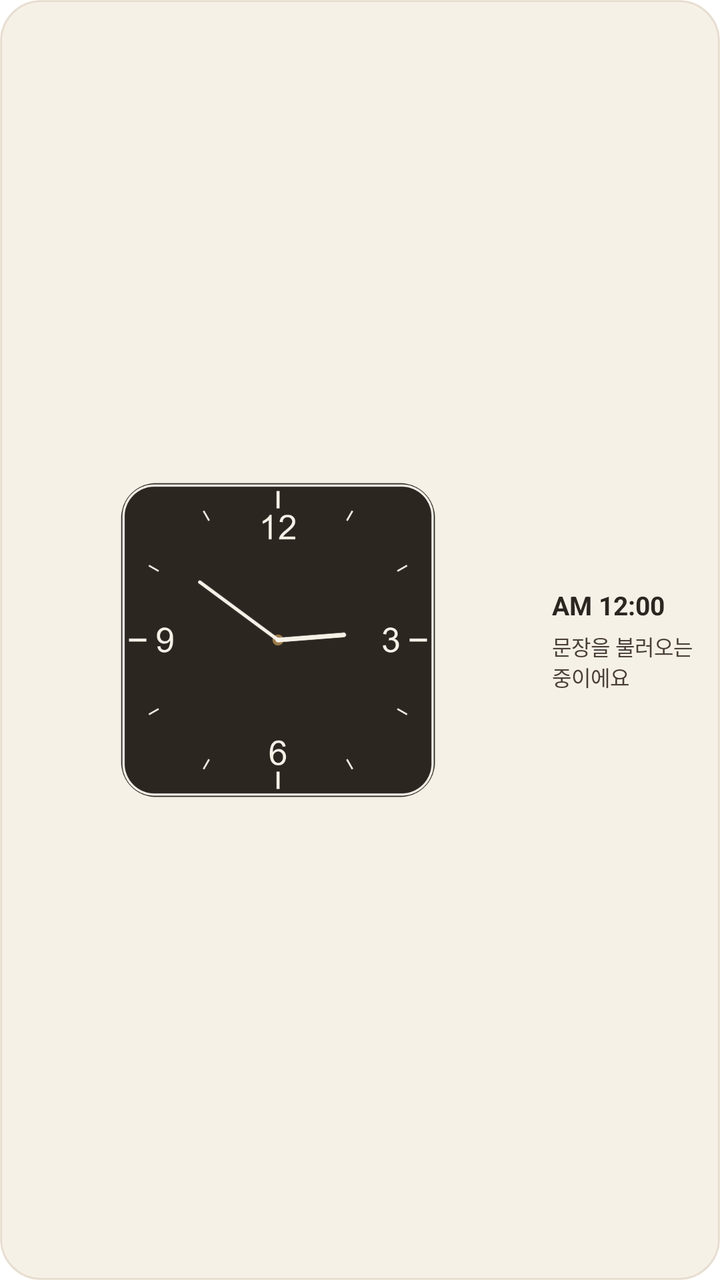
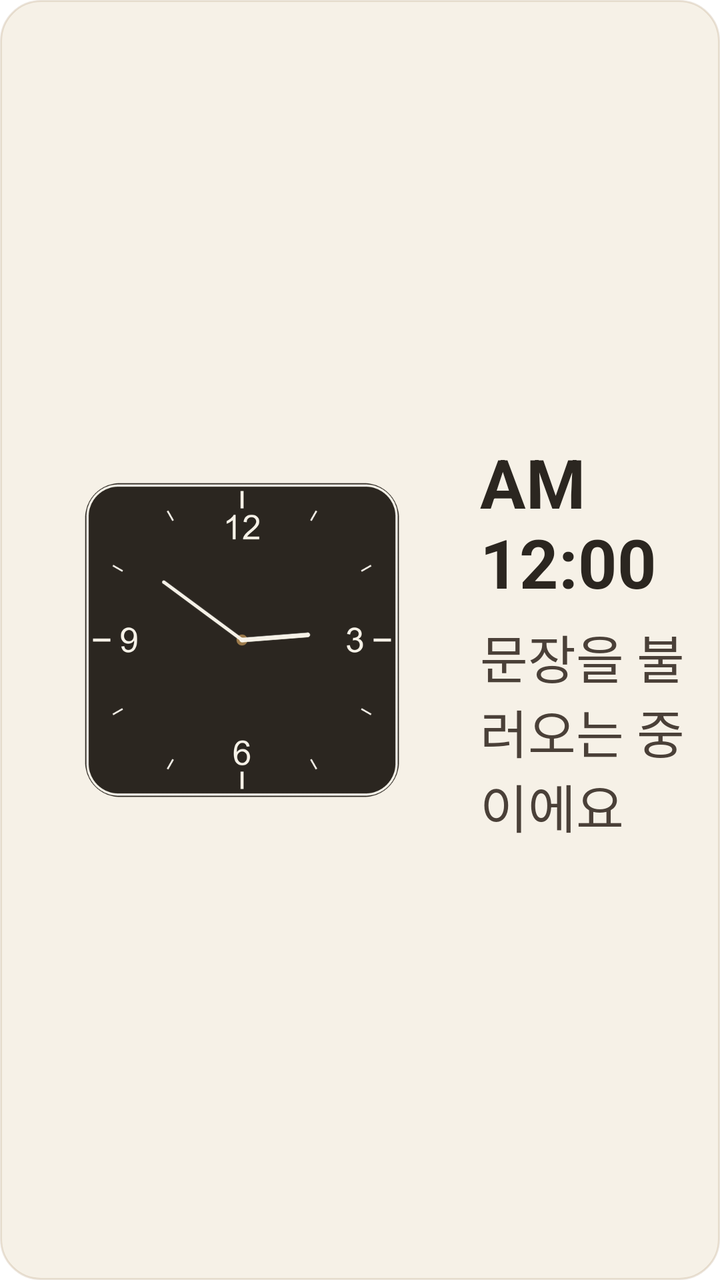

Screens rendered from an Android XML layout before and after an edit, with the pre-edit source and the edit as a unified diff.
<!-- AndroidManifest.xml: fallback theme Theme.MaterialComponents.DayNight.NoActionBar -->
<!-- res/layout/widget_medium.xml -->
<?xml version="1.0" encoding="utf-8"?>
<LinearLayout xmlns:android="http://schemas.android.com/apk/res/android"
    android:id="@+id/widget_root"
    android:layout_width="match_parent"
    android:layout_height="match_parent"
    android:orientation="horizontal"
    android:gravity="center_vertical"
    android:background="@drawable/widget_background"
    android:padding="12dp">

    
    <FrameLayout
        android:layout_width="0dp"
        android:layout_height="match_parent"
        android:layout_weight="1">

        <AnalogClock
            android:id="@+id/widget_clock_analog"
            android:layout_width="match_parent"
            android:layout_height="match_parent"
            android:dial="@drawable/widget_clock_dial"
            android:hand_hour="@drawable/widget_clock_hand_hour"
            android:hand_minute="@drawable/widget_clock_hand_minute" />

        <ImageView
            android:id="@+id/widget_clock_hand_alarm"
            android:layout_width="match_parent"
            android:layout_height="match_parent"
            android:src="@drawable/widget_clock_hand_alarm"
            android:visibility="gone"
            android:contentDescription="@null" />

    </FrameLayout>

    <LinearLayout
        android:layout_width="72dp"
        android:layout_height="match_parent"
        android:layout_marginStart="10dp"
        android:orientation="vertical"
        android:gravity="center_vertical">

        <TextClock
            android:id="@+id/widget_clock_text"
            android:layout_width="wrap_content"
            android:layout_height="wrap_content"
            android:format12Hour="a h:mm"
            android:format24Hour="a h:mm"
            android:textSize="13sp"
            android:textStyle="bold"
            android:textColor="#2B2620" />

        <TextView
            android:id="@+id/widget_quote"
            android:layout_width="match_parent"
            android:layout_height="wrap_content"
            android:layout_marginTop="4dp"
            android:text="문장을 불러오는 중이에요"
            android:textSize="10.5sp"
            android:textColor="#4A4038"
            android:maxLines="3"
            android:ellipsize="end" />

    </LinearLayout>

</LinearLayout>
<!-- resources referenced by this layout -->
<resources>
  <!-- drawable widget_background (drawable) -->
  <?xml version="1.0" encoding="utf-8"?>
  <shape xmlns:android="http://schemas.android.com/apk/res/android">
      <solid android:color="#F6F1E7" />
      <stroke android:width="1dp" android:color="#339C7A4A" />
      <corners android:radius="20dp" />
  </shape>
  <!-- drawable widget_clock_dial: png bitmap (drawable-xxxhdpi, 37199 bytes) -->
  <!-- drawable widget_clock_hand_alarm: png bitmap (drawable-xxxhdpi, 2272 bytes) -->
  <!-- drawable widget_clock_hand_hour: png bitmap (drawable-xxxhdpi, 2453 bytes) -->
  <!-- drawable widget_clock_hand_minute: png bitmap (drawable-xxxhdpi, 2502 bytes) -->
</resources>

<!-- the commit's change to res/layout/widget_medium.xml (unified diff, before → after) -->
@@ -6,7 +6,7 @@
     android:orientation="horizontal"
     android:gravity="center_vertical"
     android:background="@drawable/widget_background"
-    android:padding="12dp">
+    android:padding="10dp">
 
     
     <FrameLayout
@@ -33,9 +33,9 @@
     </FrameLayout>
 
     <LinearLayout
-        android:layout_width="72dp"
+        android:layout_width="110dp"
         android:layout_height="match_parent"
-        android:layout_marginStart="10dp"
+        android:layout_marginStart="8dp"
         android:orientation="vertical"
         android:gravity="center_vertical">
 
@@ -45,7 +45,7 @@
             android:layout_height="wrap_content"
             android:format12Hour="a h:mm"
             android:format24Hour="a h:mm"
-            android:textSize="13sp"
+            android:textSize="34sp"
             android:textStyle="bold"
             android:textColor="#2B2620" />
 
@@ -53,9 +53,9 @@
             android:id="@+id/widget_quote"
             android:layout_width="match_parent"
             android:layout_height="wrap_content"
-            android:layout_marginTop="4dp"
+            android:layout_marginTop="6dp"
             android:text="문장을 불러오는 중이에요"
-            android:textSize="10.5sp"
+            android:textSize="26sp"
             android:textColor="#4A4038"
             android:maxLines="3"
             android:ellipsize="end" />
